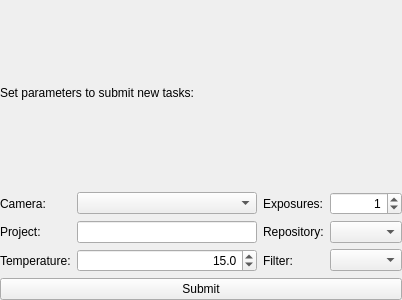
Old version of the form gui/snowgui/task/tasksubmissionwidget.ui in the repository AndreasFMueller/AstroPhotography.
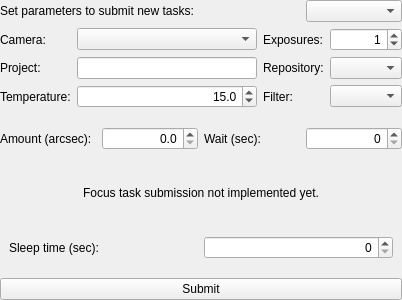
New version of the form.

```diff
--- a/gui/snowgui/task/tasksubmissionwidget.ui
+++ b/gui/snowgui/task/tasksubmissionwidget.ui
@@ -26,10 +26,53 @@
    <property name="bottomMargin">
     <number>0</number>
    </property>
-   <item row="4" column="3">
-    <widget class="QComboBox" name="filterBox"/>
+   <item row="0" column="3">
+    <widget class="QComboBox" name="tasktypeBox"/>
    </item>
-   <item row="2" column="0">
+   <item row="8" column="0" colspan="4">
+    <widget class="QPushButton" name="submitButton">
+     <property name="text">
+      <string>Submit</string>
+     </property>
+    </widget>
+   </item>
+   <item row="0" column="0" colspan="3">
+    <widget class="QLabel" name="tasksubmissionLabel">
+     <property name="text">
+      <string>Set parameters to submit new tasks:</string>
+     </property>
+    </widget>
+   </item>
+   <item row="1" column="0" colspan="4">
+    <widget class="QWidget" name="exposureParameterWidget" native="true">
+     <layout class="QGridLayout" name="gridLayout_2">
+      <property name="leftMargin">
+       <number>0</number>
+      </property>
+      <property name="topMargin">
+       <number>0</number>
+      </property>
+      <property name="rightMargin">
+       <number>0</number>
+      </property>
+      <property name="bottomMargin">
+       <number>0</number>
+      </property>
+      <item row="1" column="2">
+       <widget class="QLabel" name="repositoryLabel">
+        <property name="text">
+         <string>Repository:</string>
+        </property>
+       </widget>
+      </item>
+      <item row="0" column="0">
+       <widget class="QLabel" name="cameraLabel">
+        <property name="text">
+         <string>Camera:</string>
+        </property>
+       </widget>
+      </item>
+      <item row="1" column="0">
     <widget class="QLabel" name="projectLabel">
      <property name="text">
       <string>Project:</string>
@@ -37,46 +80,49 @@
     </widget>
    </item>
    <item row="2" column="2">
-    <widget class="QLabel" name="repositoryLabel">
+       <widget class="QLabel" name="filterLabel">
      <property name="text">
-      <string>Repository:</string>
+         <string>Filter:</string>
      </property>
     </widget>
    </item>
-   <item row="2" column="3">
+      <item row="1" column="3">
     <widget class="QComboBox" name="repositoryBox"/>
    </item>
-   <item row="1" column="2">
+      <item row="0" column="1">
+       <widget class="QComboBox" name="cameraBox"/>
+      </item>
+      <item row="2" column="3">
+       <widget class="QComboBox" name="filterBox"/>
+      </item>
+      <item row="0" column="3">
+       <widget class="QSpinBox" name="exposuresBox">
+        <property name="alignment">
+         <set>Qt::AlignRight|Qt::AlignTrailing|Qt::AlignVCenter</set>
+        </property>
+        <property name="value">
+         <number>1</number>
+        </property>
+       </widget>
+      </item>
+      <item row="2" column="0">
+       <widget class="QLabel" name="temperatureLabel">
+        <property name="text">
+         <string>Temperature:</string>
+        </property>
+       </widget>
+      </item>
+      <item row="0" column="2">
     <widget class="QLabel" name="exposuresLabel">
      <property name="text">
       <string>Exposures:</string>
      </property>
     </widget>
    </item>
-   <item row="2" column="1">
-    <widget class="QLineEdit" name="projectField"/>
-   </item>
-   <item row="1" column="3">
-    <widget class="QSpinBox" name="exposuresBox">
-     <property name="alignment">
-      <set>Qt::AlignRight|Qt::AlignTrailing|Qt::AlignVCenter</set>
-     </property>
-     <property name="value">
-      <number>1</number>
-     </property>
-    </widget>
-   </item>
    <item row="1" column="1">
-    <widget class="QComboBox" name="cameraBox"/>
-   </item>
-   <item row="4" column="2">
-    <widget class="QLabel" name="filterLabel">
-     <property name="text">
-      <string>Filter:</string>
-     </property>
-    </widget>
-   </item>
-   <item row="4" column="1">
+       <widget class="QLineEdit" name="projectField"/>
+      </item>
+      <item row="2" column="1">
     <widget class="QDoubleSpinBox" name="temperatureBox">
      <property name="alignment">
       <set>Qt::AlignRight|Qt::AlignTrailing|Qt::AlignVCenter</set>
@@ -95,32 +141,110 @@
      </property>
     </widget>
    </item>
+     </layout>
+    </widget>
+   </item>
+   <item row="4" column="0" colspan="4">
+    <widget class="QWidget" name="ditherParameterWidget" native="true">
+     <layout class="QGridLayout" name="gridLayout_3">
+      <property name="leftMargin">
+       <number>0</number>
+      </property>
+      <property name="topMargin">
+       <number>0</number>
+      </property>
+      <property name="rightMargin">
+       <number>0</number>
+      </property>
+      <property name="bottomMargin">
+       <number>0</number>
+      </property>
+      <item row="0" column="0">
+       <widget class="QLabel" name="ditherLabel">
+        <property name="text">
+         <string>Amount (arcsec):</string>
+        </property>
+       </widget>
+      </item>
+      <item row="0" column="2">
+       <widget class="QLabel" name="waitLabel">
+        <property name="text">
+         <string>Wait (sec):</string>
+        </property>
+       </widget>
+      </item>
+      <item row="0" column="1">
+       <widget class="QDoubleSpinBox" name="ditherSpinBox">
+        <property name="alignment">
+         <set>Qt::AlignRight|Qt::AlignTrailing|Qt::AlignVCenter</set>
+        </property>
+        <property name="decimals">
+         <number>1</number>
+        </property>
+       </widget>
+      </item>
+      <item row="0" column="3">
+       <widget class="QDoubleSpinBox" name="waitSpinBox">
+        <property name="alignment">
+         <set>Qt::AlignRight|Qt::AlignTrailing|Qt::AlignVCenter</set>
+        </property>
+        <property name="decimals">
+         <number>0</number>
+        </property>
+       </widget>
+      </item>
+     </layout>
+    </widget>
+   </item>
+   <item row="6" column="0" colspan="4">
+    <widget class="QWidget" name="focusParameterWidget" native="true">
+     <layout class="QGridLayout" name="gridLayout_4">
+      <property name="leftMargin">
+       <number>0</number>
+      </property>
+      <property name="topMargin">
+       <number>0</number>
+      </property>
+      <property name="rightMargin">
+       <number>0</number>
+      </property>
+      <property name="bottomMargin">
+       <number>0</number>
+      </property>
+      <item row="0" column="0">
+       <widget class="QLabel" name="focusLabel">
+        <property name="text">
+         <string>Focus task submission not implemented yet.</string>
+        </property>
+        <property name="alignment">
+         <set>Qt::AlignCenter</set>
+        </property>
+       </widget>
+      </item>
+     </layout>
+    </widget>
+   </item>
    <item row="7" column="0" colspan="4">
-    <widget class="QPushButton" name="submitButton">
+    <widget class="QWidget" name="sleepParameterWidget" native="true">
+     <layout class="QGridLayout" name="gridLayout_5">
+      <item row="0" column="0">
+       <widget class="QLabel" name="sleeptimeLabel">
      <property name="text">
-      <string>Submit</string>
+         <string>Sleep time (sec):</string>
      </property>
     </widget>
    </item>
-   <item row="1" column="0">
-    <widget class="QLabel" name="cameraLabel">
-     <property name="text">
-      <string>Camera:</string>
-     </property>
-    </widget>
-   </item>
-   <item row="4" column="0">
-    <widget class="QLabel" name="temperatureLabel">
-     <property name="text">
-      <string>Temperature:</string>
+      <item row="0" column="1">
+       <widget class="QDoubleSpinBox" name="sleeptimeSpinBox">
+        <property name="alignment">
+         <set>Qt::AlignRight|Qt::AlignTrailing|Qt::AlignVCenter</set>
+        </property>
+        <property name="decimals">
+         <number>0</number>
      </property>
     </widget>
    </item>
-   <item row="0" column="0" colspan="4">
-    <widget class="QLabel" name="label">
-     <property name="text">
-      <string>Set parameters to submit new tasks:</string>
-     </property>
+     </layout>
     </widget>
    </item>
   </layout>
```
Lines whose indentation alone changed are shown as unchanged.
